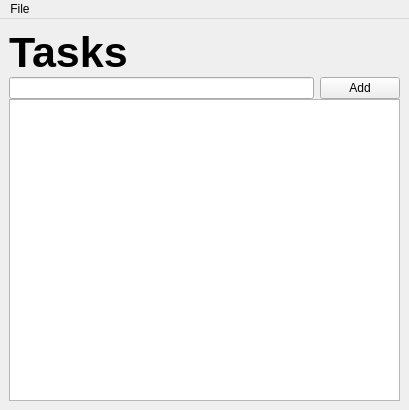
Above: tasks.ui from ksixty/qt-tasks before the change. Below: the same form after it.
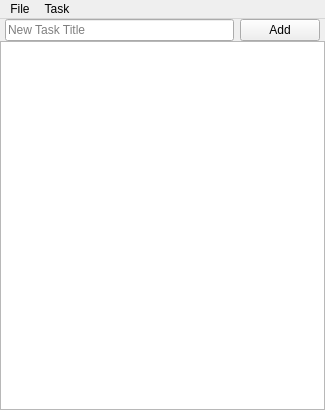
That is the form after the change.

```diff
--- a/tasks.ui
+++ b/tasks.ui
@@ -6,7 +6,7 @@
    <rect>
     <x>0</x>
     <y>0</y>
-    <width>409</width>
+    <width>325</width>
     <height>410</height>
    </rect>
   </property>
@@ -17,36 +17,50 @@
    <bool>false</bool>
   </property>
   <widget class="QWidget" name="centralwidget">
+   <property name="enabled">
+    <bool>true</bool>
+   </property>
    <layout class="QHBoxLayout" name="horizontalLayout_2">
+    <property name="leftMargin">
+     <number>0</number>
+    </property>
+    <property name="topMargin">
+     <number>0</number>
+    </property>
+    <property name="rightMargin">
+     <number>0</number>
+    </property>
+    <property name="bottomMargin">
+     <number>0</number>
+    </property>
     <item>
      <layout class="QVBoxLayout" name="verticalLayout_2">
       <property name="spacing">
        <number>0</number>
       </property>
-      <item>
-       <widget class="QLabel" name="label">
-        <property name="font">
-         <font>
-          <pointsize>32</pointsize>
-          <weight>75</weight>
-          <bold>true</bold>
-         </font>
-        </property>
-        <property name="text">
-         <string>Tasks</string>
-        </property>
-       </widget>
-      </item>
       <item>
        <layout class="QHBoxLayout" name="horizontalLayout">
         <property name="spacing">
          <number>6</number>
         </property>
+        <property name="leftMargin">
+         <number>5</number>
+        </property>
+        <property name="rightMargin">
+         <number>5</number>
+        </property>
         <property name="bottomMargin">
          <number>0</number>
         </property>
         <item>
-         <widget class="QLineEdit" name="lineEdit"/>
+         <widget class="QLineEdit" name="lineEdit">
+          <property name="focusPolicy">
+           <enum>Qt::StrongFocus</enum>
+          </property>
+          <property name="placeholderText">
+           <string>New Task Title</string>
+          </property>
+         </widget>
         </item>
         <item>
          <widget class="QPushButton" name="pushButton">
@@ -73,7 +87,7 @@
     <rect>
      <x>0</x>
      <y>0</y>
-     <width>409</width>
+     <width>325</width>
      <height>22</height>
     </rect>
    </property>
@@ -84,7 +98,17 @@
     <addaction name="actionNew"/>
     <addaction name="actionOpen"/>
    </widget>
+   <widget class="QMenu" name="menuTask">
+    <property name="title">
+     <string>Task</string>
+    </property>
+    <addaction name="actionToggle_Status"/>
+    <addaction name="actionRename"/>
+    <addaction name="separator"/>
+    <addaction name="actionRemove_Selected_Task"/>
+   </widget>
    <addaction name="menuFile"/>
+   <addaction name="menuTask"/>
   </widget>
   <action name="actionOpen">
    <property name="text">
```
Left out of the diff: 27 changed lines with no effect on the pictures.
